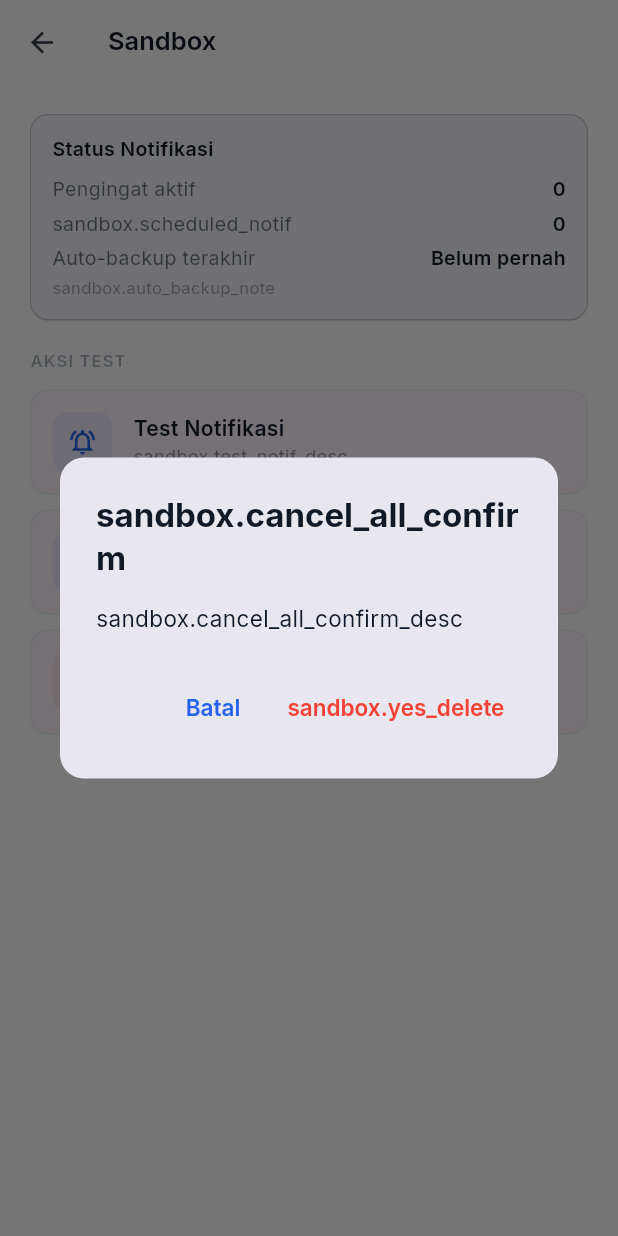
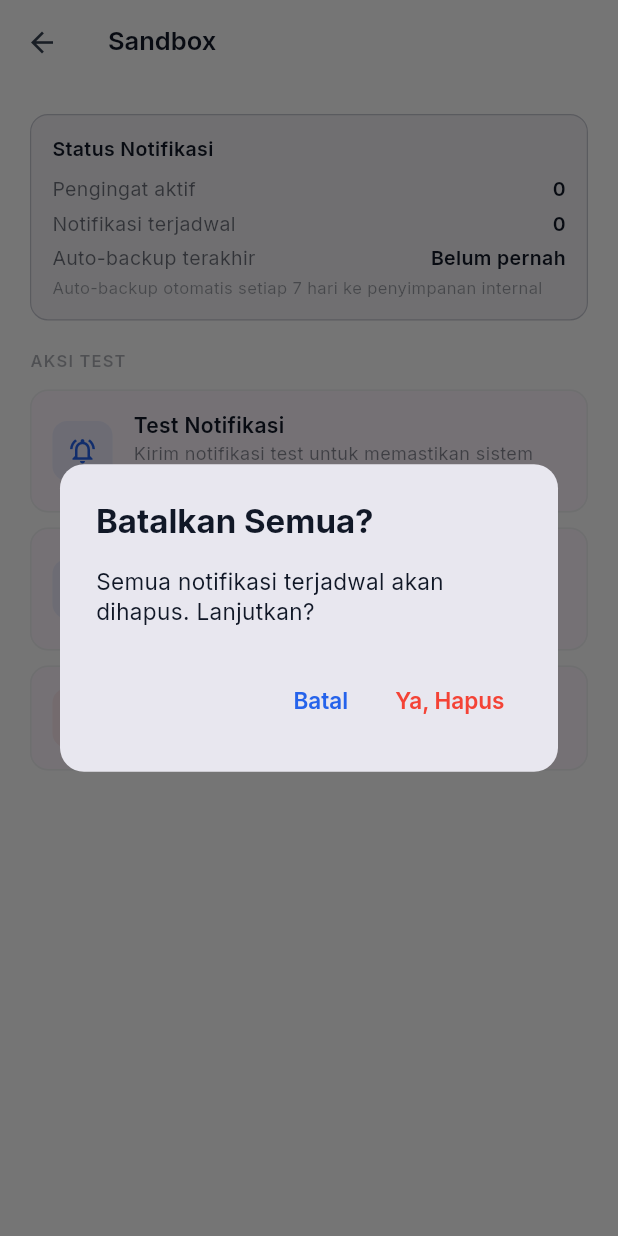
Before and after one commit to mohammadraflyy/faktur_gen, a Flutter app: the SandboxSubPage screen opened directly, after a tap on "Batalkan Semua Notifikasi", on a phone screen of 412 x 824 dp. Run offline on Flutter 3.47's test engine with Material 3 defaults, Android fonts, the phone set to English and light mode, and no system bars; our stand-ins replace cloud_firestore, file_picker, firebase_auth, firebase_core, flutter_local_notifications, google_fonts and 8 more; accounts and stored records are empty; statements that could not run were skipped.

Commit message:
fix: missing translation keys in backup and sandbox

```diff
--- a/lib/pages/settings/backup_sub_page.dart
+++ b/lib/pages/settings/backup_sub_page.dart
@@ -18,14 +18,14 @@ class BackupSubPage extends StatelessWidget {
             theme: theme,
             icon: Icons.upload_file_rounded,
             title: tr('settings.export_backup'),
-            subtitle: tr('settings.export_backup_desc'),
+            subtitle: tr('settings.export_backup_sub'),
             onTap: () async {
               try {
                 await BackupService.export();
               } catch (e) {
                 if (context.mounted) {
                   ScaffoldMessenger.of(context).showSnackBar(
-                    SnackBar(content: Text('${tr('settings.export_failed')}: $e')),
+                    SnackBar(content: Text('${tr('common.export_fail')}: $e')),
                   );
                 }
               }
@@ -36,7 +36,7 @@ class BackupSubPage extends StatelessWidget {
             theme: theme,
             icon: Icons.download_rounded,
             title: tr('settings.import_backup'),
-            subtitle: tr('settings.import_backup_desc'),
+            subtitle: tr('settings.import_backup_sub'),
             onTap: () => _confirmImport(context),
           ),
           const SizedBox(height: 16),
@@ -54,7 +54,7 @@ class BackupSubPage extends StatelessWidget {
       context: context,
       builder: (ctx) => AlertDialog(
         title: Text(tr('settings.import_confirm')),
-        content: Text(tr('settings.import_confirm_desc')),
+        content: Text(tr('settings.import_warn')),
         actions: [
           TextButton(
               onPressed: () => Navigator.pop(ctx, false),
@@ -82,13 +82,13 @@ class BackupSubPage extends StatelessWidget {
         );
       } else {
         ScaffoldMessenger.of(context).showSnackBar(
-          SnackBar(content: Text(tr('settings.invalid_backup'))),
+          SnackBar(content: Text(tr('settings.import_invalid'))),
         );
       }
     } catch (e) {
       if (context.mounted) {
         ScaffoldMessenger.of(context).showSnackBar(
-          SnackBar(content: Text('${tr('settings.import_failed')}: $e')),
+          SnackBar(content: Text('${tr('common.import_fail')}: $e')),
         );
       }
     }
--- a/lib/pages/settings/sandbox_sub_page.dart
+++ b/lib/pages/settings/sandbox_sub_page.dart
@@ -81,14 +81,14 @@ class _SandboxSubPageState extends State<SandboxSubPage> {
                       _infoRow(theme, tr('sandbox.active_reminders'),
                           '$_activeReminderCount'),
                       const SizedBox(height: 6),
-                      _infoRow(theme, tr('sandbox.scheduled_notif'),
+                      _infoRow(theme, tr('sandbox.scheduled_notifs'),
                           '$_pendingNotifCount'),
                       const SizedBox(height: 6),
                       _infoRow(theme, tr('sandbox.last_backup'),
                           _lastBackup),
                       const SizedBox(height: 4),
                       Text(
-                        tr('sandbox.auto_backup_note'),
+                        tr('sandbox.backup_note'),
                         style: GoogleFonts.inter(
                           fontSize: 11,
                           color: theme.colorScheme.onSurface
@@ -115,13 +115,13 @@ class _SandboxSubPageState extends State<SandboxSubPage> {
             theme,
             icon: Icons.notifications_active_outlined,
             title: tr('sandbox.test_notif'),
-            subtitle: tr('sandbox.test_notif_desc'),
+            subtitle: tr('sandbox.test_notif_sub'),
             onTap: () async {
               await NotificationService.showTestNotification();
               if (!mounted) return;
               ScaffoldMessenger.of(context).showSnackBar(
                 SnackBar(
-                  content: Text(tr('sandbox.test_notif_sent')),
+                  content: Text(tr('sandbox.test_sent')),
                   backgroundColor:
                       AppColors.successFor(theme.brightness),
                 ),
@@ -134,13 +134,13 @@ class _SandboxSubPageState extends State<SandboxSubPage> {
             theme,
             icon: Icons.refresh_rounded,
             title: tr('sandbox.reschedule_all'),
-            subtitle: tr('sandbox.reschedule_all_desc'),
+            subtitle: tr('sandbox.reschedule_sub'),
             onTap: () async {
               await ReminderService.rescheduleNotifications();
               if (!mounted) return;
               ScaffoldMessenger.of(context).showSnackBar(
                 SnackBar(
-                  content: Text(tr('sandbox.reschedule_done')),
+                  content: Text(tr('sandbox.rescheduled')),
                   backgroundColor:
                       AppColors.successFor(theme.brightness),
                 ),
@@ -153,14 +153,14 @@ class _SandboxSubPageState extends State<SandboxSubPage> {
             theme,
             icon: Icons.cancel_outlined,
             title: tr('sandbox.cancel_all'),
-            subtitle: tr('sandbox.cancel_all_desc'),
+            subtitle: tr('sandbox.cancel_sub'),
             color: Colors.red,
             onTap: () async {
               final confirm = await showDialog<bool>(
                 context: context,
                 builder: (ctx) => AlertDialog(
-                  title: Text(tr('sandbox.cancel_all_confirm')),
-                  content: Text(tr('sandbox.cancel_all_confirm_desc')),
+                  title: Text(tr('sandbox.cancel_confirm')),
+                  content: Text(tr('sandbox.cancel_warn')),
                   actions: [
                     TextButton(
                       onPressed: () => Navigator.pop(ctx, false),
@@ -168,7 +168,7 @@ class _SandboxSubPageState extends State<SandboxSubPage> {
                     ),
                     TextButton(
                       onPressed: () => Navigator.pop(ctx, true),
-                      child: Text(tr('sandbox.yes_delete'),
+                      child: Text(tr('sandbox.cancel_yes'),
                           style: const TextStyle(color: Colors.red)),
                     ),
                   ],
@@ -177,7 +177,7 @@ class _SandboxSubPageState extends State<SandboxSubPage> {
               if (confirm != true || !mounted) return;
               await NotificationService.cancelAll();
               ScaffoldMessenger.of(context).showSnackBar(
-                SnackBar(content: Text(tr('sandbox.all_cancelled'))),
+                SnackBar(content: Text(tr('sandbox.cancelled'))),
               );
               _loadInfo();
             },
--- a/lib/services/locale_service.dart
+++ b/lib/services/locale_service.dart
@@ -559,4 +559,5 @@ const _strings = <String, List<String>>{
   'settings.add_account': ['Tambah rekening', 'Add account'],
   'settings.plan_free': ['Gratis · {n} dari {max} dokumen bulan ini', 'Free · {n} of {max} documents this month'],
   'settings.plan_pro': ['Pro · dokumen tak terbatas', 'Pro · unlimited documents'],
+  'settings.import': ['Import', 'Import'],
 };
```
Also changed, not shown: 1 other file.
